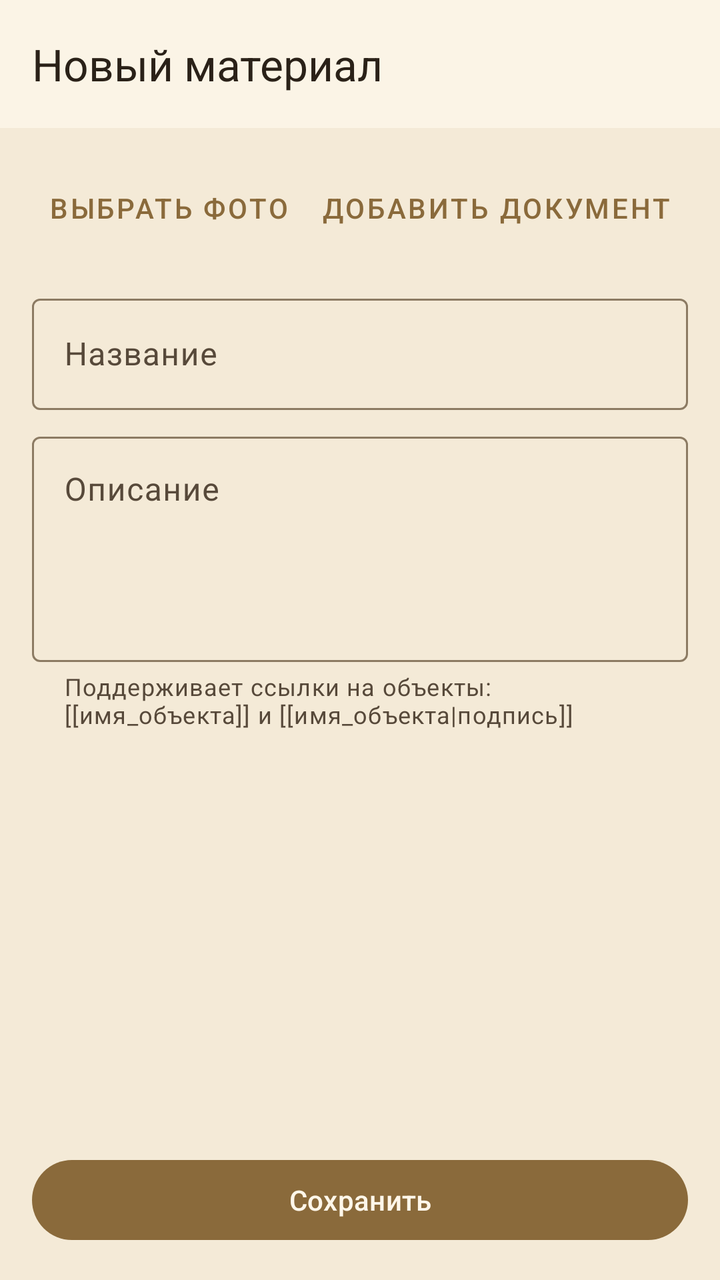
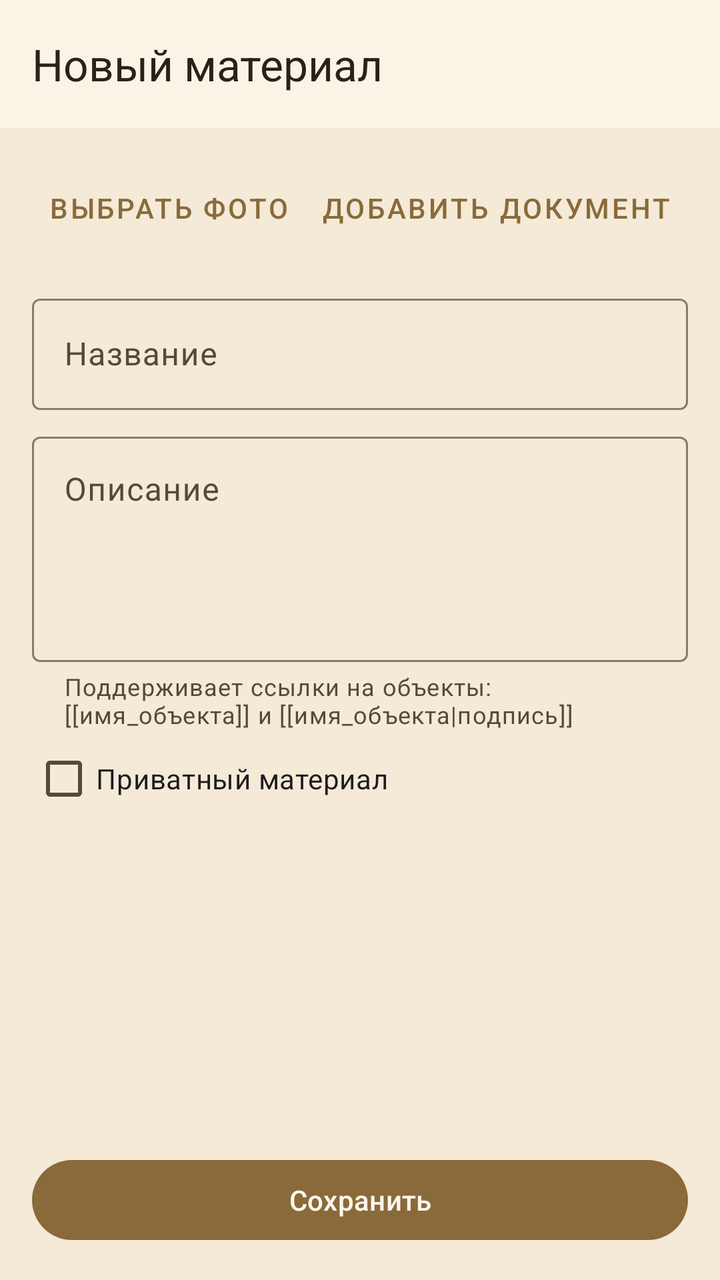

Before-and-after screenshots of an Android layout around one commit, followed by the original layout XML and the change that was made.
<!-- AndroidManifest.xml: application theme Theme.DnDMemory -->
<!-- res/layout/activity_material_edit.xml -->
<?xml version="1.0" encoding="utf-8"?>
<LinearLayout xmlns:android="http://schemas.android.com/apk/res/android"
    xmlns:app="http://schemas.android.com/apk/res-auto"
    android:layout_width="match_parent"
    android:layout_height="match_parent"
    android:orientation="vertical">

    <com.google.android.material.appbar.MaterialToolbar
        android:id="@+id/material_toolbar"
        style="@style/Widget.DnDMemory.Toolbar"
        android:layout_width="match_parent"
        android:layout_height="?attr/actionBarSize"
        app:title="@string/material_edit_title_new" />

    <androidx.core.widget.NestedScrollView
        android:layout_width="match_parent"
        android:layout_height="0dp"
        android:layout_weight="1">

        <LinearLayout
            android:layout_width="match_parent"
            android:layout_height="wrap_content"
            android:orientation="vertical"
            android:padding="16dp">

            <ImageView
                android:id="@+id/material_photo"
                android:layout_width="match_parent"
                android:layout_height="220dp"
                android:background="@color/colorSurfaceVariant"
                android:contentDescription="@string/material_photo"
                android:scaleType="centerCrop"
                android:visibility="gone" />

            <LinearLayout
                android:layout_width="match_parent"
                android:layout_height="wrap_content"
                android:orientation="horizontal">

                <com.google.android.material.button.MaterialButton
                    android:id="@+id/material_photo_pick"
                    style="@style/Widget.MaterialComponents.Button.TextButton"
                    android:layout_width="wrap_content"
                    android:layout_height="wrap_content"
                    android:text="@string/entity_photo_pick" />

                <com.google.android.material.button.MaterialButton
                    android:id="@+id/material_file_document"
                    style="@style/Widget.MaterialComponents.Button.TextButton"
                    android:layout_width="wrap_content"
                    android:layout_height="wrap_content"
                    android:text="@string/file_add_document" />

                <com.google.android.material.button.MaterialButton
                    android:id="@+id/material_photo_clear"
                    style="@style/Widget.MaterialComponents.Button.TextButton"
                    android:layout_width="wrap_content"
                    android:layout_height="wrap_content"
                    android:text="@string/entity_photo_clear"
                    android:visibility="gone" />
            </LinearLayout>

            <LinearLayout
                android:id="@+id/material_files"
                android:layout_width="match_parent"
                android:layout_height="wrap_content"
                android:layout_marginTop="8dp"
                android:orientation="vertical" />

            <com.google.android.material.textfield.TextInputLayout
                android:layout_width="match_parent"
                android:layout_height="wrap_content"
                android:layout_marginTop="8dp"
                android:hint="@string/material_name">

                <com.google.android.material.textfield.TextInputEditText
                    android:id="@+id/material_name_input"
                    android:layout_width="match_parent"
                    android:layout_height="wrap_content"
                    android:inputType="textCapSentences"
                    android:maxLines="2" />
            </com.google.android.material.textfield.TextInputLayout>

            <com.google.android.material.textfield.TextInputLayout
                android:layout_width="match_parent"
                android:layout_height="wrap_content"
                android:layout_marginTop="8dp"
                android:hint="@string/material_description"
                app:helperText="@string/entity_edit_description_hint">

                <com.google.android.material.textfield.TextInputEditText
                    android:id="@+id/material_description_input"
                    android:layout_width="match_parent"
                    android:layout_height="wrap_content"
                    android:gravity="top"
                    android:inputType="textMultiLine|textCapSentences"
                    android:minLines="4" />
            </com.google.android.material.textfield.TextInputLayout>

            <com.google.android.material.button.MaterialButton
                android:id="@+id/material_delete"
                style="@style/Widget.MaterialComponents.Button.TextButton"
                android:layout_width="wrap_content"
                android:layout_height="wrap_content"
                android:layout_marginTop="8dp"
                android:text="@string/action_delete"
                android:textColor="@color/colorError"
                android:visibility="gone" />
        </LinearLayout>
    </androidx.core.widget.NestedScrollView>

    <com.google.android.material.button.MaterialButton
        android:id="@+id/material_save"
        android:layout_width="match_parent"
        android:layout_height="wrap_content"
        android:layout_margin="16dp"
        android:text="@string/action_save" />

    <ProgressBar
        android:id="@+id/material_progress"
        android:layout_width="wrap_content"
        android:layout_height="wrap_content"
        android:layout_gravity="center"
        android:visibility="gone" />
</LinearLayout>
<!-- resources referenced by this layout -->
<resources>
  <color name="colorError">#A3231C</color>
  <color name="colorSurfaceVariant">#EEE0C6</color>
  <string name="action_delete">Удалить</string>
  <string name="action_save">Сохранить</string>
  <string name="entity_edit_description_hint">Поддерживает ссылки на объекты: [[имя_объекта]] и [[имя_объекта|подпись]]</string>
  <string name="entity_photo_clear">Убрать</string>
  <string name="entity_photo_pick">Выбрать фото</string>
  <string name="file_add_document">Добавить документ</string>
  <string name="material_description">Описание</string>
  <string name="material_edit_title_new">Новый материал</string>
  <string name="material_name">Название</string>
  <string name="material_photo">Фото материала</string>
  <style name="Widget.DnDMemory.Toolbar" parent="Widget.Material3.Toolbar">
          <item name="android:background">?attr/colorSurface</item>
          <item name="titleTextColor">?attr/colorOnSurface</item>
      </style>
  <style name="Theme.DnDMemory" parent="Theme.Material3.DayNight.NoActionBar">
          <item name="colorPrimary">@color/colorPrimary</item>
          <item name="colorPrimaryDark">@color/colorPrimaryDark</item>
          <item name="colorOnPrimary">@color/colorOnPrimary</item>
          <item name="colorPrimaryContainer">@color/colorPrimaryContainer</item>
          <item name="colorOnPrimaryContainer">@color/colorOnPrimaryContainer</item>
          <item name="colorSecondary">@color/colorSecondary</item>
          <item name="colorOnSecondary">@color/colorOnSecondary</item>
          <item name="colorSurface">@color/colorSurface</item>
          <item name="colorOnSurface">@color/colorOnSurface</item>
          <item name="colorSurfaceVariant">@color/colorSurfaceVariant</item>
          <item name="colorOnSurfaceVariant">@color/colorOnSurfaceVariant</item>
          <item name="android:colorBackground">@color/colorBackground</item>
          <item name="colorOnBackground">@color/colorOnBackground</item>
          <item name="colorError">@color/colorError</item>
          <item name="colorOnError">@color/colorOnError</item>
          <item name="colorOutline">@color/colorOutline</item>
          <item name="android:statusBarColor">@color/colorPrimaryDark</item>
          <item name="android:navigationBarColor">@color/colorBackground</item>
          <item name="android:windowBackground">@color/colorBackground</item>
      </style>
  <color name="colorPrimary">#8A6A3B</color>
  <color name="colorPrimaryDark">#5E4525</color>
  <color name="colorOnPrimary">#FFF7EA</color>
  <color name="colorPrimaryContainer">#EBDCC2</color>
  <color name="colorOnPrimaryContainer">#3A2A14</color>
  <color name="colorSecondary">#B98B2E</color>
  <color name="colorOnSecondary">#FFF8EA</color>
  <color name="colorSurface">#FBF4E6</color>
  <color name="colorOnSurface">#2A2118</color>
  <color name="colorOnSurfaceVariant">#57493A</color>
  <color name="colorBackground">#F4EAD7</color>
  <color name="colorOnBackground">#2A2118</color>
  <color name="colorOnError">#FFFFFF</color>
  <color name="colorOutline">#8C7B63</color>
</resources>

<!-- the commit's change to res/layout/activity_material_edit.xml (unified diff, before → after) -->
@@ -97,6 +97,12 @@
                     android:minLines="4" />
             </com.google.android.material.textfield.TextInputLayout>
 
+            <CheckBox
+                android:id="@+id/material_private"
+                android:layout_width="match_parent"
+                android:layout_height="wrap_content"
+                android:text="@string/material_private_label" />
+
             <com.google.android.material.button.MaterialButton
                 android:id="@+id/material_delete"
                 style="@style/Widget.MaterialComponents.Button.TextButton"
<!-- resource entries referenced after the edit -->
@@ -12,6 +12,7 @@
   <string name="material_edit_title_new">Новый материал</string>
   <string name="material_name">Название</string>
   <string name="material_photo">Фото материала</string>
+  <string name="material_private_label">Приватный материал</string>
   <style name="Widget.DnDMemory.Toolbar" parent="Widget.Material3.Toolbar">
           <item name="android:background">?attr/colorSurface</item>
           <item name="titleTextColor">?attr/colorOnSurface</item>
